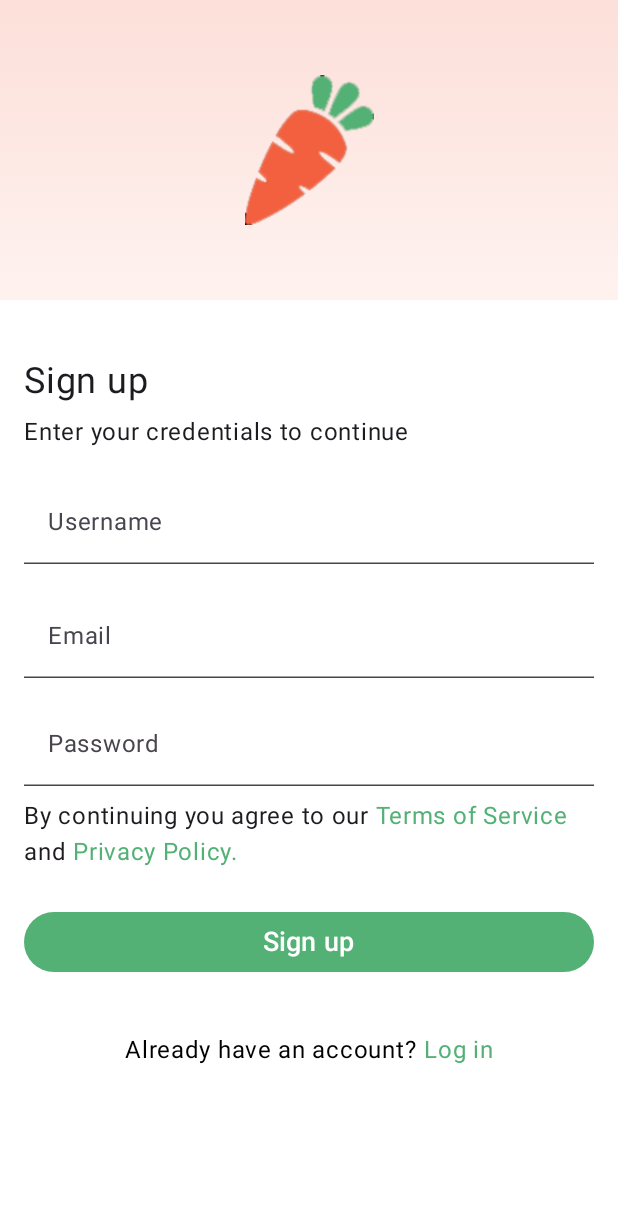
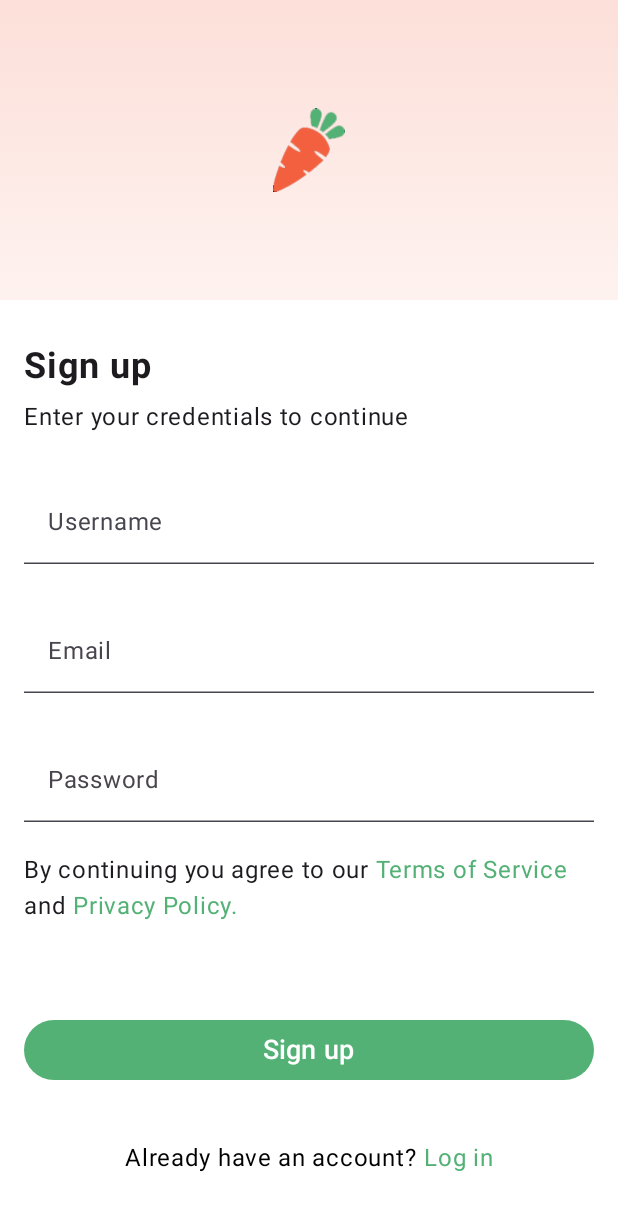
Before and after one commit to marianogrigera/Grupo7-ParcialTP3, an Android app built with Jetpack Compose: the SignUpRoute screen opened through its navigation route, on a phone screen of 412 x 824 dp. Shown: the top 1211 px of the screen. Run offline under Robolectric (Android 15) with nearby library versions, the phone set to English and light mode, and no system bars.

Commit message:
Update NewSebaGela3 branch

```diff
--- a/app/src/main/java/com/example/grupo7_parcialtp3/ui/theme/views/inicio/signup/SignUp.kt
+++ b/app/src/main/java/com/example/grupo7_parcialtp3/ui/theme/views/inicio/signup/SignUp.kt
@@ -1,29 +1,45 @@
 package com.example.grupo7_parcialtp3.ui.theme.capas.signup
 
-import android.os.Bundle
-import androidx.activity.ComponentActivity
-import androidx.activity.compose.setContent
 import androidx.compose.foundation.Image
 import androidx.compose.foundation.background
-import androidx.compose.foundation.layout.*
+import androidx.compose.foundation.clickable
+import androidx.compose.foundation.layout.Arrangement
+import androidx.compose.foundation.layout.Box
+import androidx.compose.foundation.layout.Column
+import androidx.compose.foundation.layout.Row
+import androidx.compose.foundation.layout.Spacer
+import androidx.compose.foundation.layout.fillMaxSize
+import androidx.compose.foundation.layout.fillMaxWidth
+import androidx.compose.foundation.layout.height
+import androidx.compose.foundation.layout.padding
+import androidx.compose.foundation.layout.size
 import androidx.compose.foundation.text.KeyboardOptions
-import androidx.compose.material3.*
-import androidx.compose.runtime.*
+import androidx.compose.material3.Button
+import androidx.compose.material3.ButtonDefaults
+import androidx.compose.material3.ExperimentalMaterial3Api
+import androidx.compose.material3.Text
+import androidx.compose.material3.TextField
+import androidx.compose.material3.TextFieldDefaults
+import androidx.compose.runtime.Composable
+import androidx.compose.runtime.getValue
+import androidx.compose.runtime.mutableStateOf
+import androidx.compose.runtime.remember
+import androidx.compose.runtime.setValue
 import androidx.compose.ui.Alignment
 import androidx.compose.ui.Modifier
 import androidx.compose.ui.graphics.Brush
 import androidx.compose.ui.graphics.Color
 import androidx.compose.ui.res.painterResource
+import androidx.compose.ui.text.SpanStyle
+import androidx.compose.ui.text.buildAnnotatedString
+import androidx.compose.ui.text.font.FontWeight
 import androidx.compose.ui.text.input.KeyboardType
 import androidx.compose.ui.text.input.VisualTransformation
+import androidx.compose.ui.text.style.TextAlign
+import androidx.compose.ui.text.withStyle
 import androidx.compose.ui.tooling.preview.Preview
 import androidx.compose.ui.unit.dp
 import androidx.compose.ui.unit.sp
-import androidx.compose.ui.text.style.TextAlign
-import androidx.compose.foundation.clickable
-import androidx.compose.ui.text.SpanStyle
-import androidx.compose.ui.text.buildAnnotatedString
-import androidx.compose.ui.text.withStyle
 import androidx.navigation.NavController
 import androidx.navigation.compose.rememberNavController
 import com.example.grupo7_parcialtp3.R
@@ -57,15 +73,16 @@ fun SignUpScreen(navController: NavController) {
                     contentDescription = null,
                     modifier = Modifier
                         .align(Alignment.Center)
-                        .size(100.dp)
+                        .size(width = 48.dp, height = 56.dp)
                 )
             }
 
-            Spacer(modifier = Modifier.height(40.dp))
+            Spacer(modifier = Modifier.height(30.dp))
 
             Text(
                 text = "Sign up",
                 fontSize = 24.sp,
+                fontWeight = FontWeight.Bold,
                 modifier = Modifier.padding(start = 16.dp)
             )
 
@@ -76,7 +93,7 @@ fun SignUpScreen(navController: NavController) {
                 modifier = Modifier.padding(start = 16.dp)
             )
 
-            Spacer(modifier = Modifier.height(20.dp))
+            Spacer(modifier = Modifier.height(30.dp))
 
             TextField(
                 value = email,
@@ -90,7 +107,7 @@ fun SignUpScreen(navController: NavController) {
                 )
             )
 
-            Spacer(modifier = Modifier.height(20.dp))
+            Spacer(modifier = Modifier.height(30.dp))
 
             TextField(
                 value = email,
@@ -104,7 +121,7 @@ fun SignUpScreen(navController: NavController) {
                 )
             )
 
-            Spacer(modifier = Modifier.height(16.dp))
+            Spacer(modifier = Modifier.height(30.dp))
 
             TextField(
                 value = password,
@@ -119,7 +136,7 @@ fun SignUpScreen(navController: NavController) {
                 )
             )
 
-            Spacer(modifier = Modifier.height(8.dp))
+            Spacer(modifier = Modifier.height(20.dp))
 
             val text = buildAnnotatedString {
                 append("By continuing you agree to our ")
@@ -149,7 +166,7 @@ fun SignUpScreen(navController: NavController) {
                 fontSize = 16.sp
             )
 
-            Spacer(modifier = Modifier.height(24.dp))
+            Spacer(modifier = Modifier.height(60.dp))
 
             Button(
                 onClick = { /* navegar a SelectLocation */ },
```
